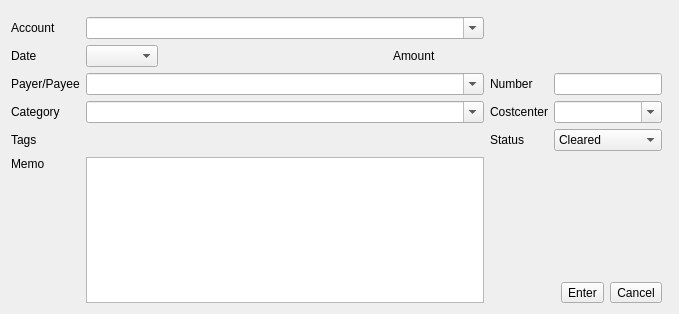
KDE/kmymoney, file kmymoney/views/newtransactioneditor.ui: the form before one commit.
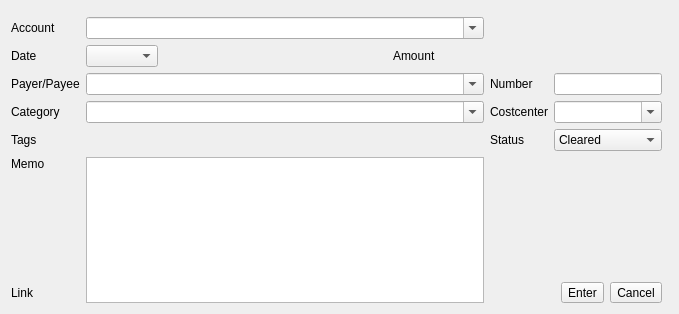
The form after the commit. Custom widgets are drawn as their Qt base class.

Commit message: Adding payee-based links in the memo field of transactions

```diff
--- a/kmymoney/views/newtransactioneditor.ui
+++ b/kmymoney/views/newtransactioneditor.ui
@@ -296,6 +296,16 @@
      </property>
     </widget>
    </item>
+   <item row="7" column="0">
+    <widget class="QLabel" name="linkLabel">
+     <property name="enabled">
+      <bool>true</bool>
+     </property>
+     <property name="text">
+      <string>Link</string>
+     </property>
+    </widget>
+   </item>
   </layout>
  </widget>
  <customwidgets>
```
The commit also changes 27 other files.
